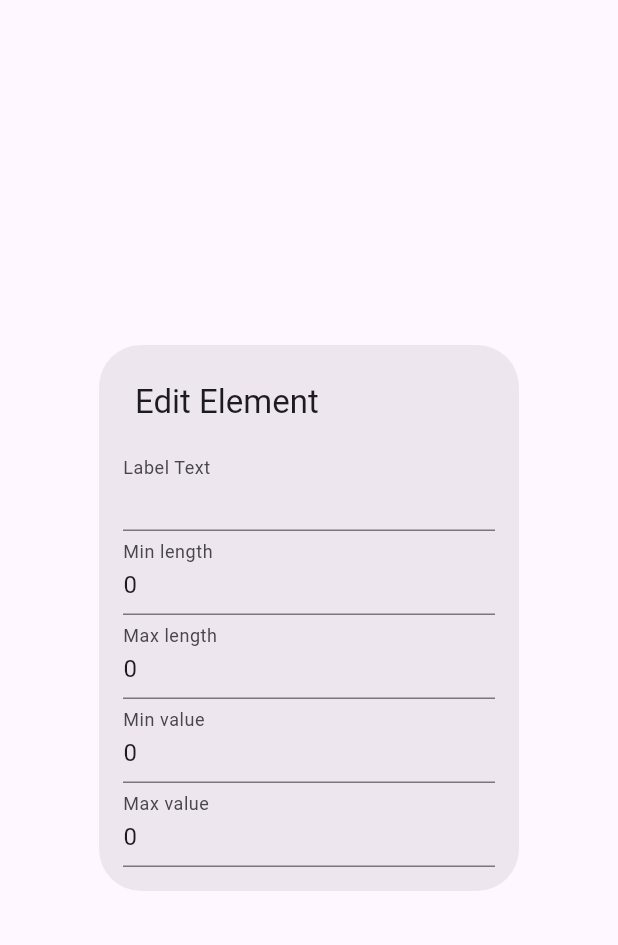
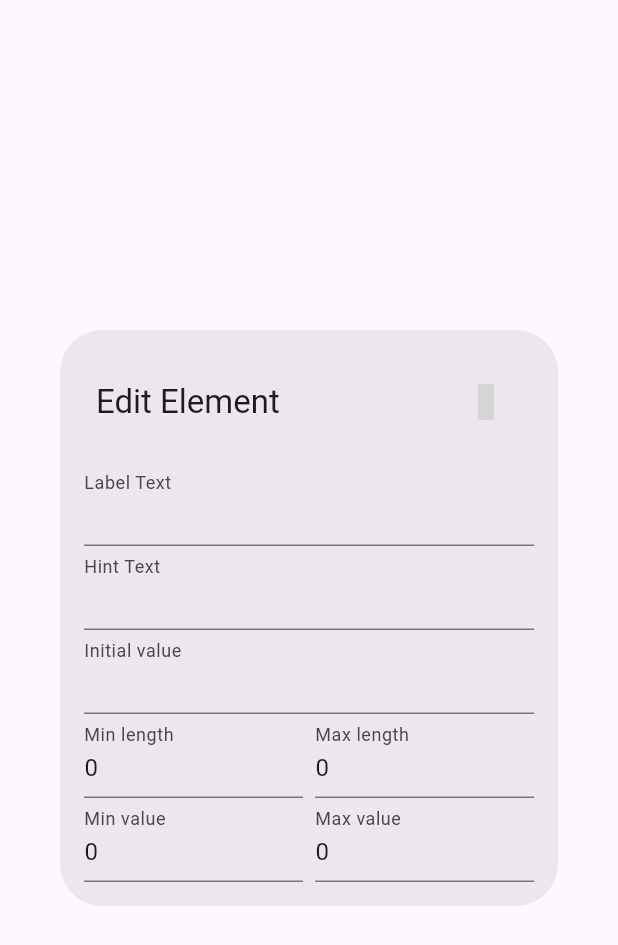
Before and after one commit to vitting/flutter_form_builder, a Flutter app: the EditDesignItemDialog widget shown alone on an empty page, opened directly with empty values, on a phone screen of 412 x 824 dp. Shown: the top 945 px of the screen. Run offline on Flutter 3.47's test engine with Material 3 defaults, Android fonts, the phone set to English and light mode, and no system bars; our stand-ins replace copy_with_extension, date_field, equatable, gap, material_symbols_icons, signals; grey boxes are pictures that could not be loaded.

Commit message:
feat: Add iconClose to IconStyles and update iconDropdown in HomeScreenToolbar

```diff
--- a/lib/models/drag_info.dart
+++ b/lib/models/drag_info.dart
@@ -1,16 +1,19 @@
 import 'package:flutter_web_formbuilder/enums/element_layout_type_enum.dart';
 import 'package:flutter_web_formbuilder/enums/element_type_enum.dart';
+import 'package:flutter_web_formbuilder/models/element_config_model.dart';
 
 class DragInfo {
   final String title;
   final String description;
   final ElementLayoutType layoutType;
   final ElementType type;
+  final ElementConfigModel config;
 
   DragInfo({
     required this.title,
     required this.description,
     required this.layoutType,
     required this.type,
+    required this.config,
   });
 }
--- a/lib/models/element_model.dart
+++ b/lib/models/element_model.dart
@@ -59,7 +59,7 @@ class ElementModel extends Equatable {
       {ElementModel? parentItem}) {
     final id = const Uuid().v4();
     return ElementModel(
-      config: ElementConfigModel(labelText: dragInfo.title),
+      config: dragInfo.config,
       description: dragInfo.description,
       layoutType: dragInfo.layoutType,
       type: dragInfo.type,
--- a/lib/styles/icon_styles.dart
+++ b/lib/styles/icon_styles.dart
@@ -20,4 +20,5 @@ class IconStyles {
   static const IconData iconReorderActive = Symbols.list_alt;
   static const IconData iconExclamation = Symbols.exclamation;
   static const IconData iconDropdown = Symbols.dropdown;
+  static const IconData iconClose = Symbols.close;
 }
--- a/lib/widgets/dialogs/edit_design_item_dialog.dart
+++ b/lib/widgets/dialogs/edit_design_item_dialog.dart
@@ -1,6 +1,8 @@
 import 'package:flutter/material.dart';
 import 'package:flutter/services.dart';
 import 'package:flutter_web_formbuilder/models/element_model.dart';
+import 'package:flutter_web_formbuilder/styles/icon_styles.dart';
+import 'package:gap/gap.dart';
 
 class EditDesignItemDialog extends StatefulWidget {
   final ElementModel item;
@@ -25,6 +27,8 @@ class EditDesignItemDialog extends StatefulWidget {
 class _EditDesignItemDialogState extends State<EditDesignItemDialog> {
   final _formKey = GlobalKey<FormState>();
   late final TextEditingController _labelTextController;
+  late final TextEditingController _hintTextController;
+  late final TextEditingController _initialValueTextController;
   late final TextEditingController _minLengthController;
   late final TextEditingController _maxLengthController;
   late final TextEditingController _minValueController;
@@ -36,6 +40,10 @@ class _EditDesignItemDialogState extends State<EditDesignItemDialog> {
 
     _labelTextController =
         TextEditingController(text: widget.item.config.labelText);
+    _hintTextController =
+        TextEditingController(text: widget.item.config.hintText);
+    _initialValueTextController =
+        TextEditingController(text: widget.item.config.initialValue);
     _minLengthController =
         TextEditingController(text: widget.item.config.minLength?.toString());
     _maxLengthController =
@@ -50,7 +58,26 @@ class _EditDesignItemDialogState extends State<EditDesignItemDialog> {
   Widget build(BuildContext context) {
     return SimpleDialog(
       contentPadding: const EdgeInsets.all(16),
-      title: const Text('Edit Element'),
+      title: SizedBox(
+        width: 350,
+        child: Row(
+          mainAxisAlignment: MainAxisAlignment.spaceBetween,
+          children: [
+            const Flexible(
+              child: Text(
+                'Edit Element',
+                overflow: TextOverflow.ellipsis,
+              ),
+            ),
+            IconButton(
+              icon: const Icon(IconStyles.iconClose),
+              onPressed: () {
+                Navigator.of(context).pop();
+              },
+            ),
+          ],
+        ),
+      ),
       children: <Widget>[
         Form(
           key: _formKey,
@@ -64,8 +91,28 @@ class _EditDesignItemDialogState extends State<EditDesignItemDialog> {
                     labelText: 'Label Text',
                   ),
                 ),
+              if (widget.item.config.hintText != null)
+                TextFormField(
+                  controller: _hintTextController,
+                  decoration: const InputDecoration(
+                    floatingLabelBehavior: FloatingLabelBehavior.always,
+                    labelText: 'Hint Text',
+                  ),
+                ),
+              if (widget.item.config.initialValue != null)
+                TextFormField(
+                  controller: _initialValueTextController,
+                  decoration: const InputDecoration(
+                    floatingLabelBehavior: FloatingLabelBehavior.always,
+                    labelText: 'Initial value',
+                  ),
+                ),
+              Row(
+                mainAxisSize: MainAxisSize.min,
+                children: [
                   if (widget.item.config.minLength != null)
-                TextFormField(
+                    Flexible(
+                      child: TextFormField(
                         controller: _minLengthController,
                         keyboardType: TextInputType.number,
                         inputFormatters: <TextInputFormatter>[
@@ -76,8 +123,11 @@ class _EditDesignItemDialogState extends State<EditDesignItemDialog> {
                           labelText: 'Min length',
                         ),
                       ),
+                    ),
+                  const Gap(8),
                   if (widget.item.config.maxLength != null)
-                TextFormField(
+                    Flexible(
+                      child: TextFormField(
                         controller: _maxLengthController,
                         keyboardType: TextInputType.number,
                         inputFormatters: <TextInputFormatter>[
@@ -88,8 +138,14 @@ class _EditDesignItemDialogState extends State<EditDesignItemDialog> {
                           labelText: 'Max length',
                         ),
                       ),
+                    ),
+                ],
+              ),
+              Row(
+                children: [
                   if (widget.item.config.minValue != null)
-                TextFormField(
+                    Flexible(
+                      child: TextFormField(
                         controller: _minValueController,
                         keyboardType: TextInputType.number,
                         inputFormatters: <TextInputFormatter>[
@@ -100,8 +156,11 @@ class _EditDesignItemDialogState extends State<EditDesignItemDialog> {
                           labelText: 'Min value',
                         ),
                       ),
+                    ),
+                  const Gap(8),
                   if (widget.item.config.maxValue != null)
-                TextFormField(
+                    Flexible(
+                      child: TextFormField(
                         controller: _maxValueController,
                         keyboardType: TextInputType.number,
                         inputFormatters: <TextInputFormatter>[
@@ -112,6 +171,9 @@ class _EditDesignItemDialogState extends State<EditDesignItemDialog> {
                           labelText: 'Max value',
                         ),
                       ),
+                    ),
+                ],
+              )
             ],
           ),
         ),
--- a/lib/widgets/drop_target_zone.dart
+++ b/lib/widgets/drop_target_zone.dart
@@ -22,7 +22,6 @@ class DropTargetZone extends StatelessWidget {
     return DragTarget<DragInfo>(
       builder: (BuildContext context, List<DragInfo?> accepted,
           List<dynamic> rejected) {
-        debugPrint('rejected: $rejected');
         return Watch(
           (context) {
             return AnimatedContainer(
```
Also changed, not shown: lib/models/definition_model.dart (+9 -4 lines), lib/screens/home_screen_toolbar.dart (+28 -0 lines), lib/stores/application_store.dart (+30 -40 lines). Lines whose indentation alone changed are shown as unchanged.
